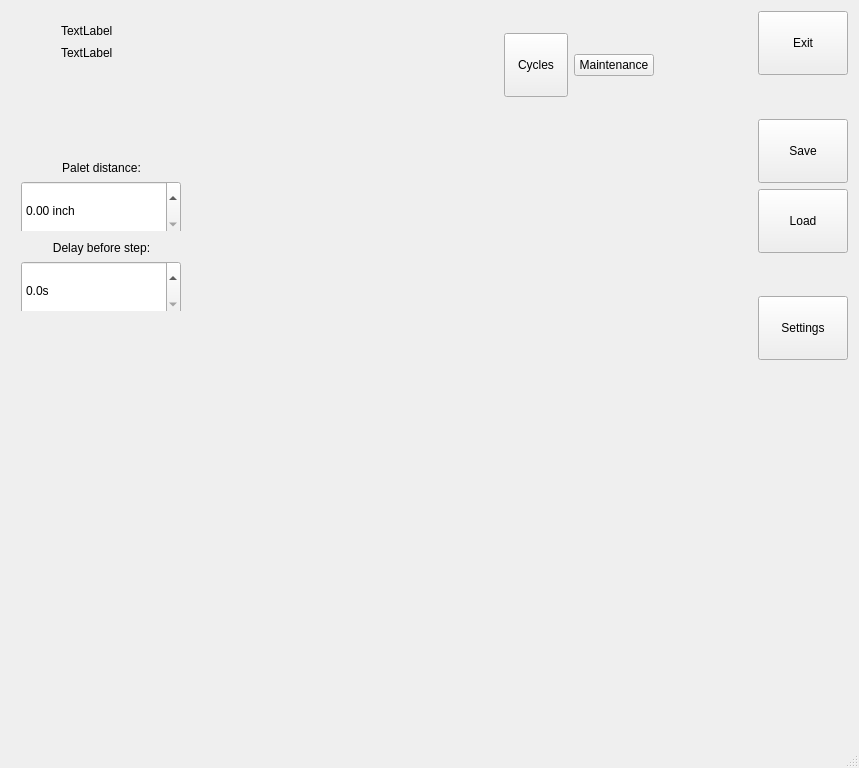
The window that mainwindow.ui (mishkoLitvin/L_Aries-progect) describes before a commit, drawn with Qt 5.
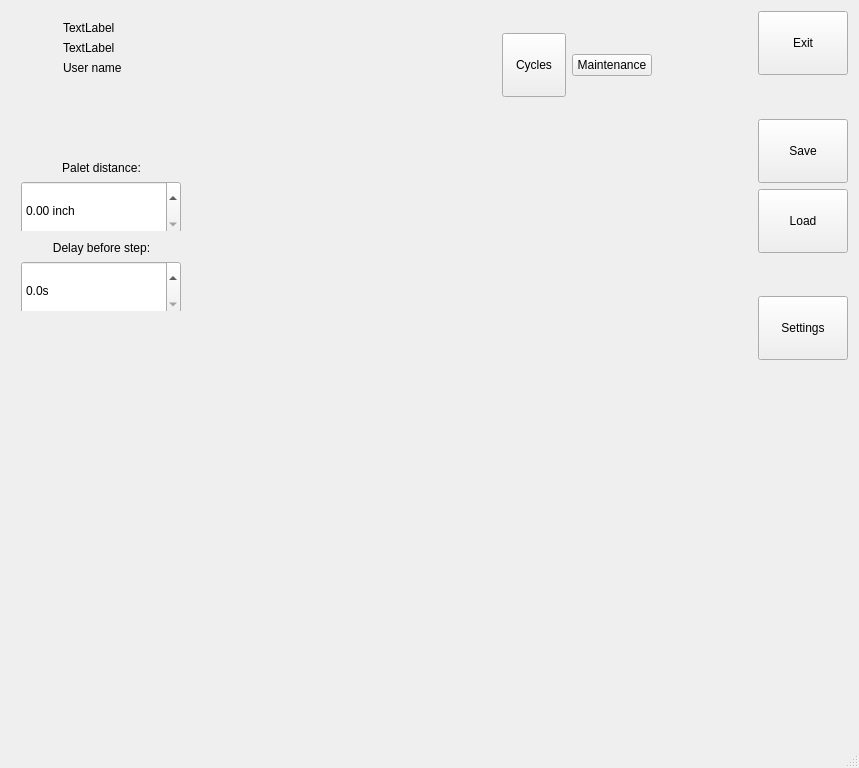
The same window after the commit. Icons and pictures are not drawn.

What changed in the file:
```diff
--- a/mainwindow.ui
+++ b/mainwindow.ui
@@ -238,19 +238,19 @@
          </property>
          <layout class="QHBoxLayout" name="horizontalLayout_5">
           <property name="leftMargin">
-           <number>0</number>
+           <number>2</number>
           </property>
           <property name="topMargin">
            <number>0</number>
           </property>
           <property name="rightMargin">
-           <number>0</number>
+           <number>2</number>
           </property>
           <property name="bottomMargin">
            <number>0</number>
           </property>
           <item>
-           <layout class="QVBoxLayout" name="verticalLayout_4" stretch="2,1,5">
+           <layout class="QVBoxLayout" name="verticalLayout_4" stretch="2,1,0,5">
             <item>
              <widget class="QLabel" name="labelTime">
               <property name="text">
@@ -265,6 +265,13 @@
               </property>
              </widget>
             </item>
+            <item>
+             <widget class="QLabel" name="labelUserName">
+              <property name="text">
+               <string>User name</string>
+              </property>
+             </widget>
+            </item>
             <item>
              <spacer name="verticalSpacer_4">
               <property name="orientation">
```
